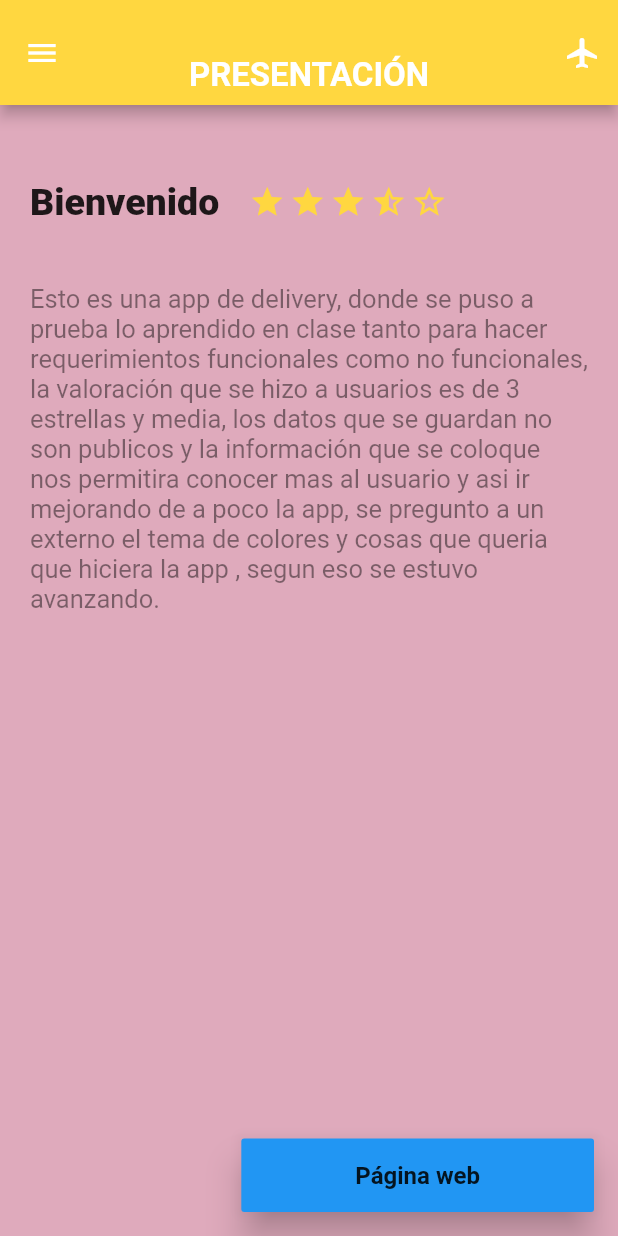
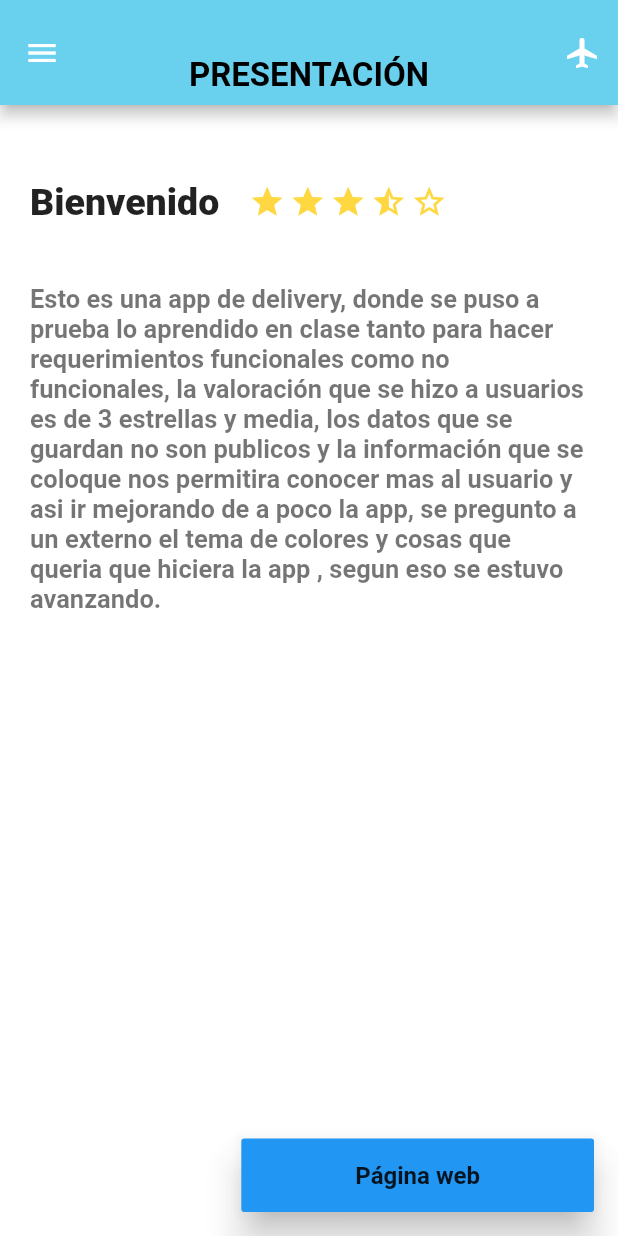
Before and after one commit to luis-panska/zone_dist1, a Flutter app: the Present screen opened by its route, on a phone screen of 412 x 824 dp. Run offline on Flutter 3.47's test engine with Material 2 defaults, Android fonts, the light colour scheme and no system bars; our stand-ins replace dio, flutter_secure_storage, fluttertoast, location, mask_text_input_formatter; accounts and stored records are empty; network calls fail.

Commit message:
Cabmio 180

```diff
--- a/flutter_zone_dist/lib/src/pages/form/listproduct.dart
+++ b/flutter_zone_dist/lib/src/pages/form/listproduct.dart
@@ -65,7 +65,7 @@ class _ListproductState extends State<Listproduct> {
             Navigator.of(context).pop();
           },
         ),
-        backgroundColor: Colors.amberAccent,
+        backgroundColor: Color.fromARGB(255, 105, 208, 237),
       ),
       body: ListView(
         padding: const EdgeInsets.all(15.0),
@@ -83,7 +83,7 @@ class _ListproductState extends State<Listproduct> {
                   bottom: 25,
                   child: Container(
                     decoration: const BoxDecoration(
-                        color: Color.fromARGB(188, 220, 164, 164),
+                        color: Color.fromARGB(255, 105, 208, 237),
                         borderRadius: BorderRadius.only(
                             topRight: Radius.elliptical(105, 0),
                             bottomLeft: Radius.elliptical(105, 0))),
--- a/flutter_zone_dist/lib/src/pages/present.dart
+++ b/flutter_zone_dist/lib/src/pages/present.dart
@@ -45,7 +45,9 @@ class _PresentState extends State<Present> {
               Text(
                 "Presentación".toUpperCase(),
                 style: const TextStyle(
-                    fontWeight: FontWeight.bold, fontSize: 22.0),
+                    color: Colors.black,
+                    fontWeight: FontWeight.bold,
+                    fontSize: 22.0),
               ),
             ],
           ),
@@ -72,7 +74,7 @@ class _PresentState extends State<Present> {
               },
             ),
           ],
-          backgroundColor: Colors.amberAccent,
+          backgroundColor: Color.fromARGB(255, 105, 208, 237),
         ),
         body: presentDesc("Bienvenido", 5, presentNeto),
         floatingActionButton: RaisedButton(
@@ -107,7 +109,7 @@ class _PresentState extends State<Present> {
                     )); */
 
             ),
-        backgroundColor: const Color.fromARGB(255, 223, 170, 188),
+        backgroundColor: Colors.white70,
         drawer: Drawer(
             child: ListView(
           padding: EdgeInsets.zero,
@@ -125,7 +127,7 @@ class _PresentState extends State<Present> {
                 ],
               ),
               decoration: const BoxDecoration(
-                color: Colors.amber,
+                color: Color.fromARGB(255, 105, 208, 237),
               ),
             ),
             ListTile(
--- a/flutter_zone_dist/lib/src/pages/text_form/present_dest.dart
+++ b/flutter_zone_dist/lib/src/pages/text_form/present_dest.dart
@@ -69,8 +69,8 @@ class presentDesc extends StatelessWidget {
         description,
         style: const TextStyle(
           fontSize: 17.0,
-          fontWeight: FontWeight.normal,
-          color: Colors.black45,
+          fontWeight: FontWeight.bold,
+          color: Colors.black54,
         ),
       ),
     );
--- a/flutter_zone_dist/pubspec.yaml
+++ b/flutter_zone_dist/pubspec.yaml
@@ -38,6 +38,10 @@ dependencies:
   cupertino_icons: ^1.0.2
   mask_text_input_formatter: ^2.3.0
   url_launcher: ^6.1.4
+  location: ^4.4.0
+  google_maps_flutter: ^2.1.8
+
+
 
 dev_dependencies:
   flutter_test:
```
Also changed, not shown: flutter_zone_dist/lib/src/pages/categorias.dart (+7 -4 lines), flutter_zone_dist/lib/src/pages/comments.dart (+7 -4 lines), flutter_zone_dist/lib/src/pages/form_second/productos_page.dart (+7 -4 lines).
